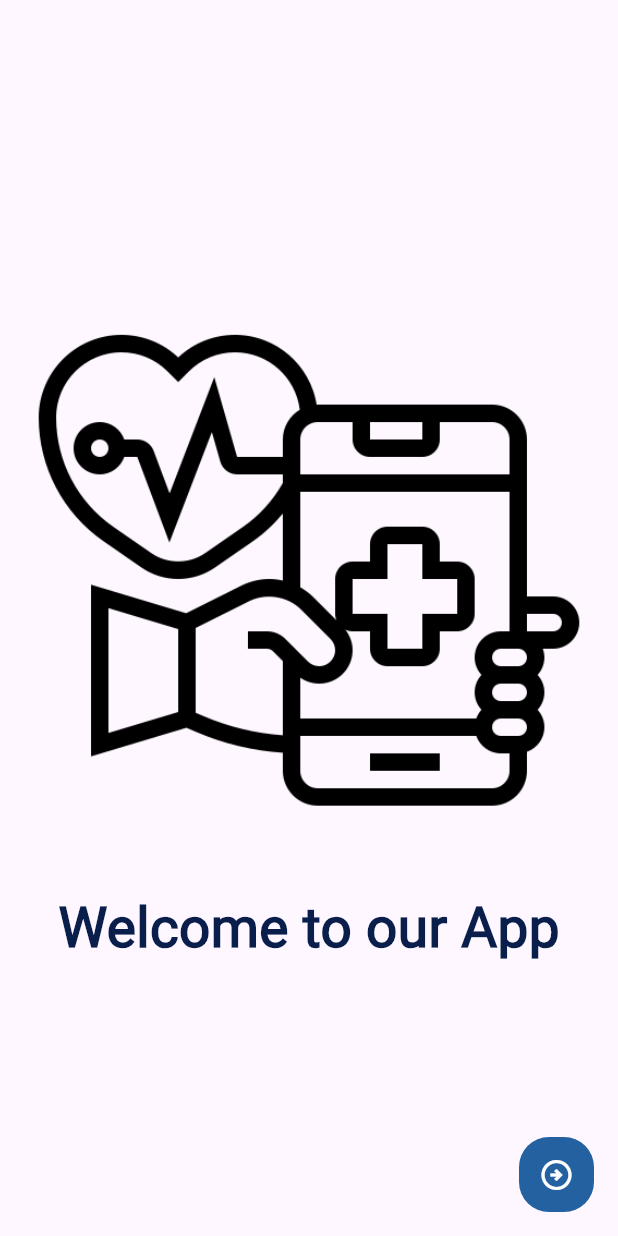
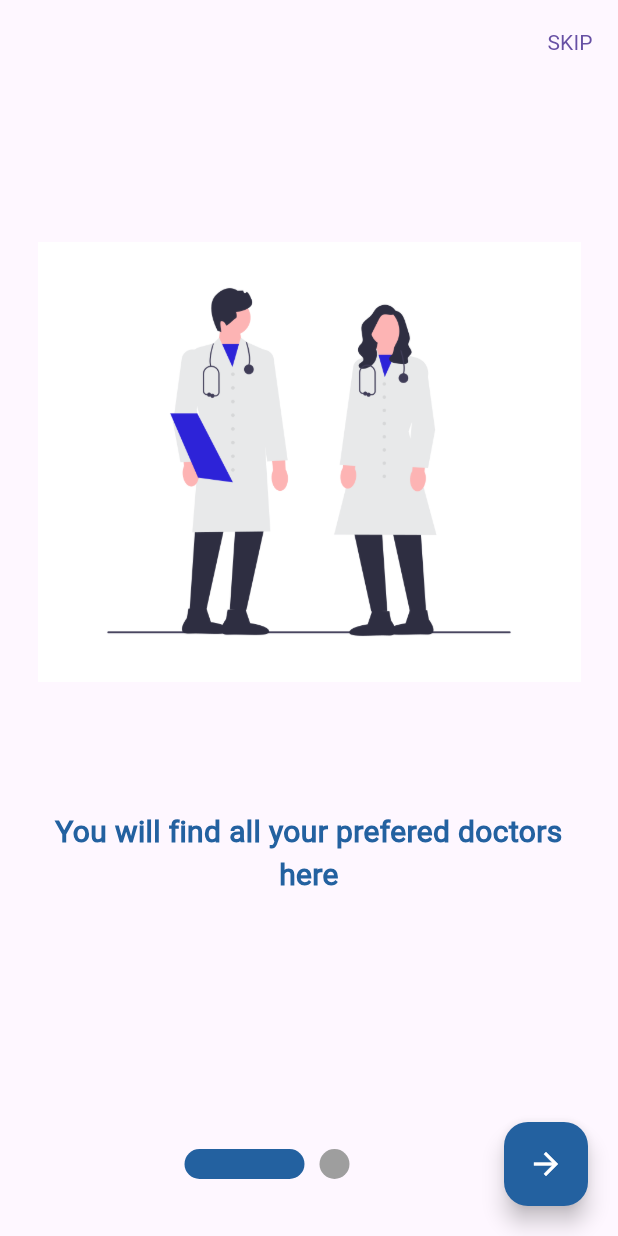
Before and after one commit to ahmedhany20200050/OBA_VCare_App, a Flutter app: the screen it shows after launch, on a phone screen of 412 x 824 dp. Run offline on Flutter 3.47's test engine with Material 2 defaults, Android fonts, the phone set to English and light mode, and no system bars; drawn by our look-alikes of smooth_page_indicator; our stand-ins replace flutter_bloc, flutter_secure_storage, flutter_svg, google_fonts, shared_preferences; missing offline and left inert: animated_snack_bar; accounts and stored records are empty.

Commit message:
onBoarding

```diff
--- /dev/null
+++ b/lib/Features/OnBoarding/data/model/onboard_model.dart
@@ -0,0 +1,8 @@
+class OnBoardModel {
+
+  final String? image;
+  final String? title;
+  final String? body;
+
+  OnBoardModel({ this.image, this.title, this.body});
+}
--- /dev/null
+++ b/lib/Features/OnBoarding/presentation/views/onboarding_pages.dart
@@ -0,0 +1,122 @@
+// ignore_for_file: use_build_context_synchronously
+import 'package:flutter/material.dart';
+import 'package:shared_preferences/shared_preferences.dart';
+import 'package:smooth_page_indicator/smooth_page_indicator.dart';
+import 'package:untitled/Features/OnBoarding/data/model/onboard_model.dart';
+import 'package:untitled/Features/OnBoarding/presentation/views/widgets/onboard_page.dart';
+import 'package:untitled/Features/login/presentation/views/login_screen.dart';
+import 'package:untitled/core/app_colors.dart';
+
+class OnBoardingPages extends StatefulWidget {
+  const OnBoardingPages({super.key});
+  static const id = 'OnBoardingPages';
+
+  @override
+  State<OnBoardingPages> createState() => _OnBoardingPagesState();
+}
+
+class _OnBoardingPagesState extends State<OnBoardingPages> {
+  bool lastpage = false;
+  PageController control = PageController();
+  List<OnBoardModel> onboardlist = [
+    OnBoardModel(
+      image: 'assets/images/Doctors.png',
+      title: 'You will find all your prefered doctors here',
+    ),
+    OnBoardModel(
+      image: 'assets/images/medicine.png',
+      title: 'Choose from the best',
+    ),
+  ];
+
+  @override
+  Widget build(BuildContext context) {
+    return Scaffold(
+      appBar: AppBar(
+        actions: [
+          TextButton(
+            onPressed: () async {
+              final per = await SharedPreferences.getInstance();
+              await per.setBool("firstTime", false);
+              Navigator.of(context).pushReplacementNamed(LoginScreen.id);
+            },
+            child: const Text(
+              'SKIP',
+            ),
+          ),
+        ],
+      ),
+      body: Padding(
+        padding: const EdgeInsets.all(20),
+        child: Column(
+          children: [
+            Expanded(
+              child: PageView.builder(
+                onPageChanged: (value) {
+                  if (value == (onboardlist.length - 1)) {
+                    setState(() {
+                      lastpage = true;
+                    });
+                  } else {
+                    setState(() {
+                      lastpage = false;
+                    });
+                  }
+                },
+                physics: const BouncingScrollPhysics(),
+                controller: control,
+                itemBuilder: (context, index) => OnBoardPage(
+                  model: onboardlist[index],
+                ),
+                itemCount: onboardlist.length,
+              ),
+            ),
+            const SizedBox(
+              height: 50,
+            ),
+            Row(
+              children: [
+                Expanded(
+                  child: Center(
+                    child: SmoothPageIndicator(
+                      controller: control,
+                      count: onboardlist.length,
+                      onDotClicked: (index) => control.jumpToPage(index),
+                      effect: const ExpandingDotsEffect(
+                        expansionFactor: 4,
+                        activeDotColor: AppColors.primaryColor,
+                        dotWidth: 20,
+                        dotHeight: 20,
+                        spacing: 10,
+                      ),
+                    ),
+                  ),
+                ),
+                FloatingActionButton(
+                  backgroundColor: AppColors.primaryColor,
+                  onPressed: () async {
+                    if (lastpage) {
+                      final per = await SharedPreferences.getInstance();
+                      await per.setBool("firstTime", false);
+                      Navigator.of(context)
+                          .pushReplacementNamed(LoginScreen.id);
+                    } else {
+                      control.nextPage(
+                        duration: const Duration(seconds: 1),
+                        curve: Curves.fastLinearToSlowEaseIn,
+                      );
+                    }
+                  },
+                  child: const Icon(
+                    Icons.arrow_forward,
+                    color: AppColors.colorWhite,
+                  ),
+                ),
+              ],
+            ),
+          ],
+        ),
+      ),
+    );
+  }
+}
--- /dev/null
+++ b/lib/Features/OnBoarding/presentation/views/widgets/onboard_page.dart
@@ -0,0 +1,47 @@
+import 'package:flutter/material.dart';
+import 'package:untitled/Features/OnBoarding/data/model/onboard_model.dart';
+import 'package:untitled/core/app_colors.dart';
+import 'package:untitled/core/app_styles.dart';
+
+class OnBoardPage extends StatelessWidget {
+  const OnBoardPage({
+    super.key,
+    required this.model,
+  });
+
+  static String id = 'OnBoardPage';
+
+  final OnBoardModel model;
+
+  @override
+  Widget build(BuildContext context) {
+    return Padding(
+      padding: const EdgeInsets.only(
+        left: 5,
+        right: 5,
+        bottom: 100,
+      ),
+      child: Column(
+        crossAxisAlignment: CrossAxisAlignment.center,
+        children: [
+          Expanded(
+            child: Padding(
+              padding: const EdgeInsets.symmetric(
+                vertical: 10,
+              ),
+              child: Image.asset(model.image!),
+            ),
+          ),
+          Text(
+            model.title!,
+            textAlign: TextAlign.center,
+            style: AppStyles.calendarDayNamesStyle.copyWith(
+              fontSize: 20,
+              color: AppColors.primaryColor,
+            ),
+          ),
+        ],
+      ),
+    );
+  }
+}
--- a/lib/Features/Splash/presentation/views/splash_screen.dart
+++ b/lib/Features/Splash/presentation/views/splash_screen.dart
@@ -2,7 +2,7 @@
 import 'package:flutter/material.dart';
 import 'package:flutter_secure_storage/flutter_secure_storage.dart';
 import 'package:shared_preferences/shared_preferences.dart';
-import 'package:untitled/Features/OnBoarding/presentation/views/first_on_boarding_screen.dart';
+import 'package:untitled/Features/OnBoarding/presentation/views/onboarding_pages.dart';
 import 'package:untitled/Features/login/presentation/views/login_screen.dart';
 import 'package:untitled/core/utils/size_config.dart';
 import '../../../home/presentation/views/home_screen.dart';
@@ -27,8 +27,7 @@ class _SplashScreenState extends State<SplashScreen> {
 
       bool? b = per.getBool("firstTime");
       if (b == null) {
-        Navigator.of(context).pushReplacementNamed(FirstOnBoardingScreen.id);
-        await per.setBool("firstTime", true);
+        Navigator.of(context).pushReplacementNamed(OnBoardingPages.id);
       } else {
         if (token == null) {
           Navigator.of(context).pushReplacementNamed(LoginScreen.id);
--- a/lib/core/helpers/app_router.dart
+++ b/lib/core/helpers/app_router.dart
@@ -1,8 +1,7 @@
 import 'package:flutter/material.dart';
+import 'package:untitled/Features/OnBoarding/presentation/views/onboarding_pages.dart';
 import 'package:untitled/Features/doctor%20details(booking)/presentation/views/doctor_details.dart';
 import 'package:untitled/Features/home/presentation/views/home_screen.dart';
-import 'package:untitled/Features/OnBoarding/presentation/views/first_on_boarding_screen.dart';
-import 'package:untitled/Features/OnBoarding/presentation/views/second_on_boarding_screen.dart';
 import 'package:untitled/Features/Splash/presentation/views/splash_screen.dart';
 import 'package:untitled/Features/login/presentation/views/login_screen.dart';
 import 'package:untitled/Features/register/presentation/views/register_screen.dart';
@@ -29,13 +28,9 @@ class AppRouter {
         return AnimatedTransition(
           page: const HomeScreen(),
         );
-      case FirstOnBoardingScreen.id:
+      case OnBoardingPages.id:
         return AnimatedTransition(
-          page: const FirstOnBoardingScreen(),
-        );
-      case SecondOnBoardingScreen.id:
-        return AnimatedTransition(
-          page: const SecondOnBoardingScreen(),
+          page: const OnBoardingPages(),
         );
       case DoctorDetails.id:
         return AnimatedTransition(
```
Also changed, not shown: pubspec.yaml (+10 -16 lines), assets/images/Doctors.png (added), assets/images/medicine.png (added), lib/Features/OnBoarding/data/repos/dummy.txt (deleted), lib/Features/OnBoarding/presentation/views/widgets/dummy.txt (deleted), pubspec.lock.
